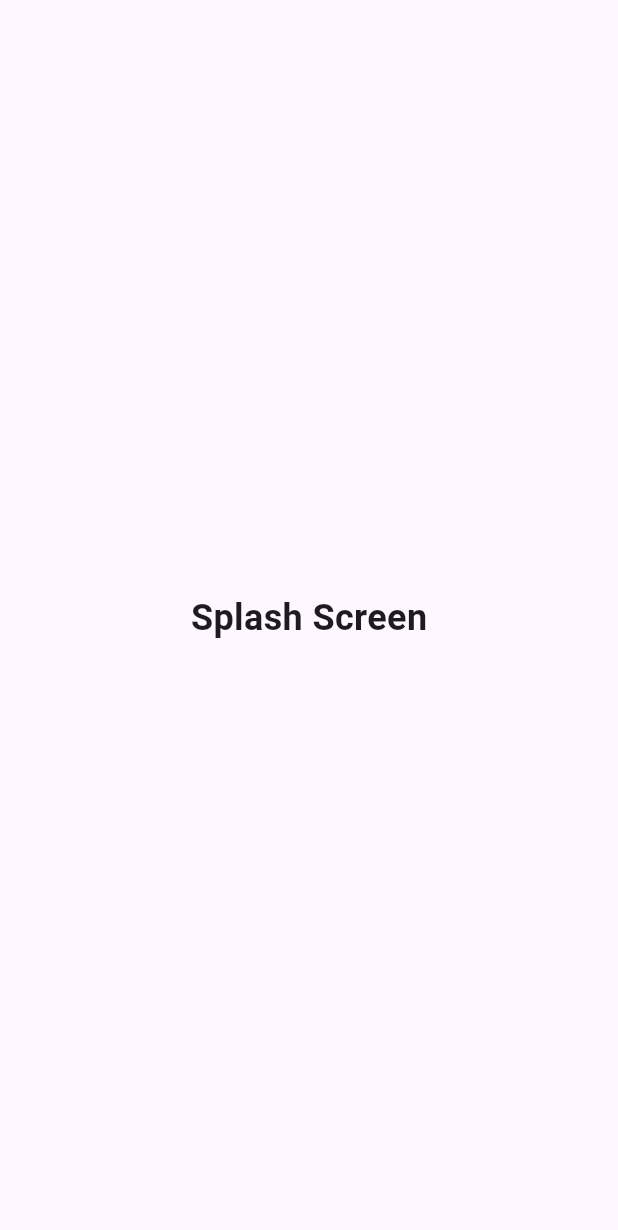
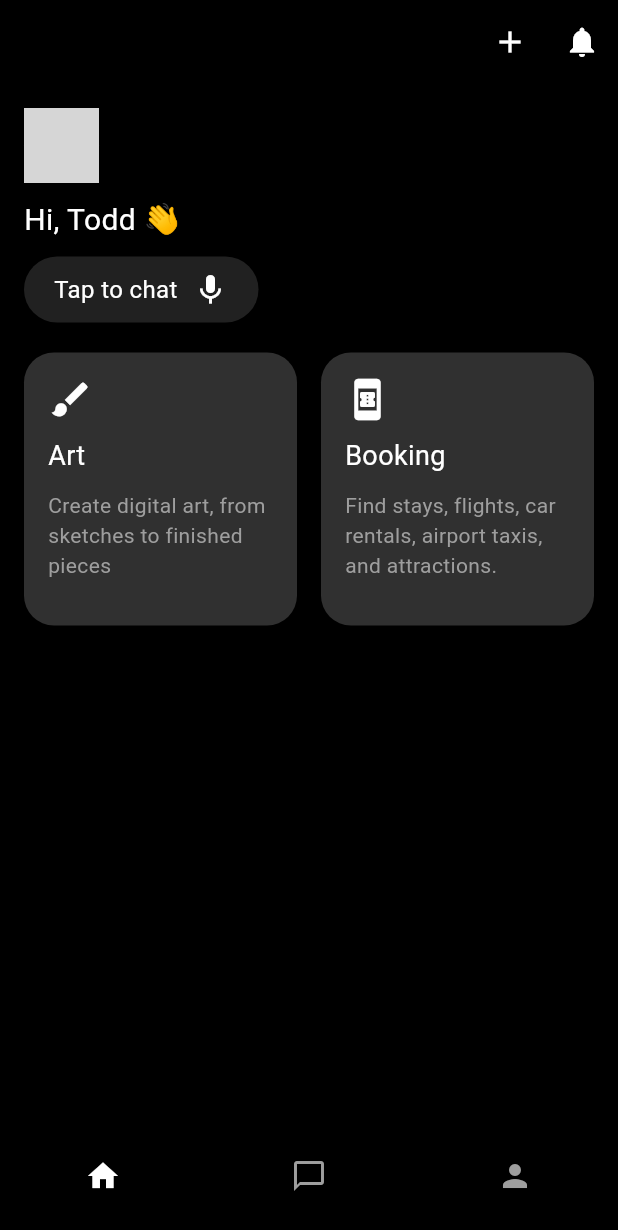
Before and after one commit to NeshJesse/saka, a Flutter app: the first screen one second after launch, on a phone screen of 412 x 824 dp. Shown: the top 1230 px of the screen. Run offline on Flutter 3.47's test engine with Material 3 defaults, Android fonts, the light colour scheme and no system bars; network calls fail; grey boxes are pictures that could not be loaded.

Commit message:
changed the main.dart file to make it look more relevant to my project away from my boilerplate

```diff
--- a/lib/main.dart
+++ b/lib/main.dart
@@ -1,129 +1,179 @@
 import 'package:flutter/material.dart';
-import 'screens/chat.dart';
-import 'splash.dart';
-import 'screens/image.dart';
-import 'screens/apps.dart';
-import 'screens/account.dart';
 
 void main() {
   runApp(MyApp());
 }
 
 class MyApp extends StatelessWidget {
-  const MyApp({Key? key}) : super(key: key);
-
   @override
   Widget build(BuildContext context) {
     return MaterialApp(
-      title: 'Saka BOT',
-      theme: ThemeData(
-        primarySwatch: Colors.green,
-      ),
-      home: const Splash(),
       debugShowCheckedModeBanner: false,
-      routes: {
-        '/apps': (context) => AppScreen(),
-        '/home': (context) => MainPage(),
-        '/chat': (context) => ChatScreen(),
-        '/image': (context) => SearchScreen(),
-        '/account': (context) => AccountScreen(),
-      },
+      home: HomePage(),
     );
   }
 }
 
-class MainPage extends StatefulWidget {
-  const MainPage({Key? key}) : super(key: key);
-
-  @override
-  State<MainPage> createState() => _MainPageState();
-}
-
-class _MainPageState extends State<MainPage> {
-  int _currentIndex = 0;
-
-  @override
-  void initState() {
-    super.initState();
-    _currentIndex = 0; // Initialize currentIndex
-  }
-
+class HomePage extends StatelessWidget {
   @override
   Widget build(BuildContext context) {
     return Scaffold(
+      backgroundColor: Colors.black,
       appBar: AppBar(
-        title: const Text("SakaBOT"),
-        centerTitle: true,
-        shape: const RoundedRectangleBorder(
-          borderRadius: BorderRadius.only(
-            bottomRight: Radius.circular(25),
-            bottomLeft: Radius.circular(25),
+        backgroundColor: Colors.black,
+        elevation: 0,
+        actions: [
+          IconButton(
+            icon: Icon(Icons.add, color: Colors.white),
+            onPressed: () {},
           ),
-        ),
-        backgroundColor: Colors.greenAccent[400],
-        actions: <Widget>[
           IconButton(
-            icon: const Icon(Icons.add_card_rounded),
-            tooltip: 'Progress',
-            onPressed: () {
-              // Handle account circle button press
-              // Navigate to the Progress screen
-              Navigator.pushNamed(context, '/progress');
-            },
+            icon: Icon(Icons.notifications, color: Colors.white),
+            onPressed: () {},
           ),
         ],
       ),
-      body: Center(
-        child: ListView(
-          padding: const EdgeInsets.all(16.0),
-          children: [],
-        ),
+      bottomNavigationBar: BottomNavigationBar(
+        backgroundColor: Colors.black,
+        selectedItemColor: Colors.white,
+        unselectedItemColor: Colors.grey,
+        items: [
+          BottomNavigationBarItem(
+            icon: Icon(Icons.home),
+            label: '',
+          ),
+          BottomNavigationBarItem(
+            icon: Icon(Icons.chat_bubble_outline),
+            label: '',
+          ),
+          BottomNavigationBarItem(
+            icon: Icon(Icons.person),
+            label: '',
+          ),
+        ],
       ),
-      bottomNavigationBar: Container(
-        decoration: BoxDecoration(
-          border: Border(
-            top: BorderSide(
-              color: Colors.grey[300]!, // Border color
-              width: 1.0, // Border width
-            ),
-          ),
-        ),
-        child: BottomNavigationBar(
-          currentIndex: _currentIndex,
-          onTap: (int newIndex) {
-            // Navigate to the selected screen based on index
-            switch (newIndex) {
-              case 0:
-                Navigator.pushNamed(context, '/apps');
-                break;
-              case 1:
-                Navigator.pushNamed(context, '/chat');
-                break;
-              case 2:
-                Navigator.pushNamed(context, '/image');
-                break;
-              case 3:
-                Navigator.pushNamed(context, '/account');
-                break;
-            }
-          },
-          backgroundColor: Colors.white,
-          selectedItemColor: Colors.black,
-          unselectedItemColor: Colors.red,
-          type: BottomNavigationBarType.fixed,
-          items: const [
-            BottomNavigationBarItem(icon: Icon(Icons.apps), label: 'Apps'),
-            BottomNavigationBarItem(
-                icon: Icon(Icons.chat_rounded), label: 'Chat'),
-            BottomNavigationBarItem(icon: Icon(Icons.search), label: 'Search'),
-            BottomNavigationBarItem(
-                icon: Icon(Icons.account_circle_rounded), label: 'Account'),
+      body: Padding(
+        padding: const EdgeInsets.all(16.0),
+        child: Column(
+          crossAxisAlignment: CrossAxisAlignment.start,
+          children: [
+            ProfileHeader(),
+            SizedBox(height: 20),
+            ExploreSection(),
           ],
-          elevation: 8,
-          unselectedLabelStyle:
-              TextStyle(fontWeight: FontWeight.normal, color: Colors.black),
         ),
       ),
     );
   }
 }
+
+class ProfileHeader extends StatelessWidget {
+  @override
+  Widget build(BuildContext context) {
+    return Column(
+      crossAxisAlignment: CrossAxisAlignment.start,
+      children: [
+        CircleAvatar(
+          radius: 25,
+          backgroundImage: NetworkImage(
+              'https://via.placeholder.com/150'), // Replace with the user's profile image URL
+        ),
+        SizedBox(height: 10),
+        Text(
+          'Hi, Todd 👋',
+          style: TextStyle(color: Colors.white, fontSize: 20),
+        ),
+        SizedBox(height: 10),
+        GestureDetector(
+          onTap: () {
+            // Handle chat tap
+          },
+          child: Container(
+            padding: EdgeInsets.symmetric(vertical: 10, horizontal: 20),
+            decoration: BoxDecoration(
+              color: Colors.grey[900],
+              borderRadius: BorderRadius.circular(30),
+            ),
+            child: Row(
+              mainAxisSize: MainAxisSize.min,
+              children: [
+                Text(
+                  'Tap to chat',
+                  style: TextStyle(color: Colors.white, fontSize: 16),
+                ),
+                SizedBox(width: 10),
+                Icon(Icons.mic, color: Colors.white),
+              ],
+            ),
+          ),
+        ),
+      ],
+    );
+  }
+}
+
+class ExploreSection extends StatelessWidget {
+  @override
+  Widget build(BuildContext context) {
+    return Expanded(
+      child: GridView.count(
+        crossAxisCount: 2,
+        crossAxisSpacing: 16,
+        mainAxisSpacing: 16,
+        children: [
+          ExploreCard(
+            title: 'Art',
+            description: 'Create digital art, from sketches to finished pieces',
+            icon: Icons.brush,
+          ),
+          ExploreCard(
+            title: 'Booking',
+            description:
+                'Find stays, flights, car rentals, airport taxis, and attractions.',
+            icon: Icons.book_online,
+          ),
+          // Add more cards as needed
+        ],
+      ),
+    );
+  }
+}
+
+class ExploreCard extends StatelessWidget {
+  final String title;
+  final String description;
+  final IconData icon;
+
+  const ExploreCard({
+    required this.title,
+    required this.description,
+    required this.icon,
+  });
+
+  @override
+  Widget build(BuildContext context) {
+    return Container(
+      padding: EdgeInsets.all(16),
+      decoration: BoxDecoration(
+        color: Colors.grey[850],
+        borderRadius: BorderRadius.circular(20),
+      ),
+      child: Column(
+        crossAxisAlignment: CrossAxisAlignment.start,
+        children: [
+          Icon(icon, color: Colors.white, size: 30),
+          SizedBox(height: 10),
+          Text(
+            title,
+            style: TextStyle(color: Colors.white, fontSize: 18),
+          ),
+          SizedBox(height: 10),
+          Text(
+            description,
+            style: TextStyle(color: Colors.grey, fontSize: 14),
+          ),
+        ],
+      ),
+    );
+  }
+}
```
Also changed, not shown: lib/main3.dart (added, +129 -0 lines).
